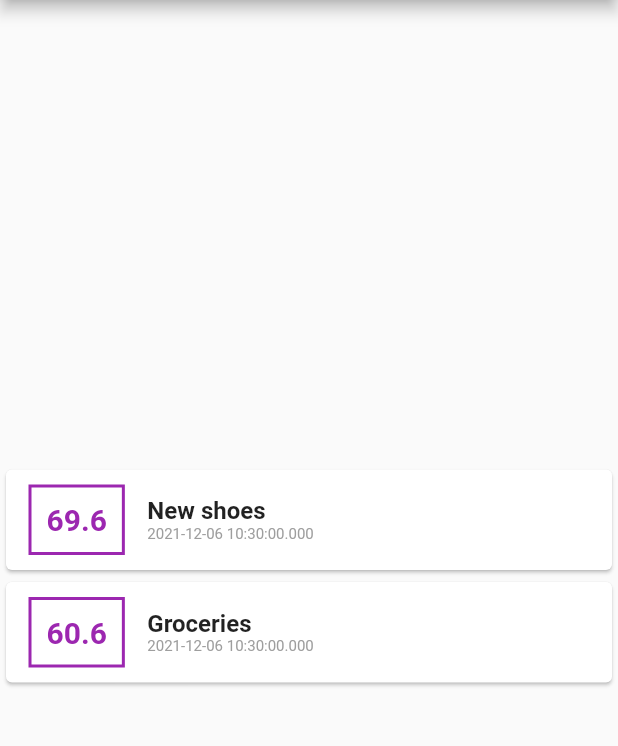
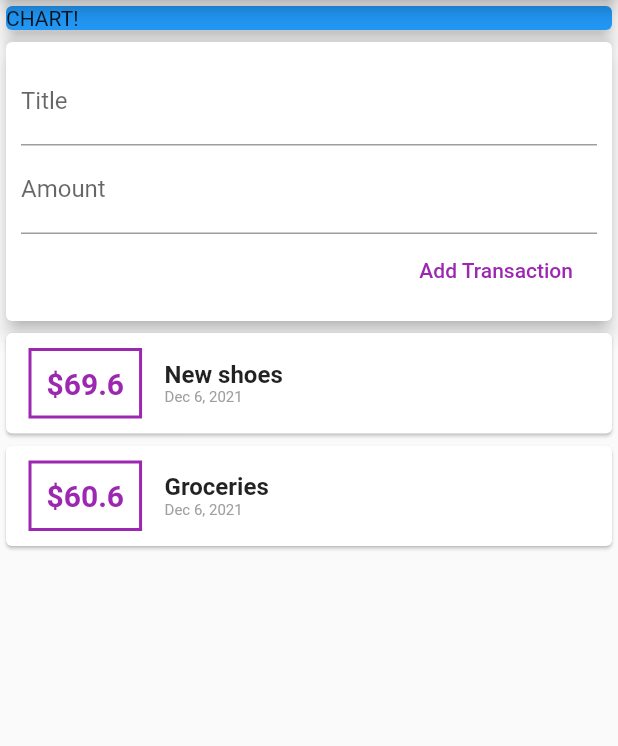
Before and after one commit to Vifieh/Expense-Planner, a Flutter app: the screen it shows after launch, on a phone screen of 412 x 824 dp, the part 84-830 px from its top. Run offline on Flutter 3.47's test engine with Material 2 defaults, Android fonts, the phone set to English and light mode, and no system bars.

Commit message:
can add new transactions

```diff
--- a/lib/main.dart
+++ b/lib/main.dart
@@ -1,4 +1,7 @@
-import './Transaction.dart';
+import './widgets/user_transaction.dart';
+
+import 'package:flutter/cupertino.dart';
+
 import 'package:flutter/material.dart';
 
 void main() {
@@ -17,21 +20,6 @@ class MyApp extends StatelessWidget {
 }
 
 class MyHomePage extends StatelessWidget {
-  final List<Transaction> transactions = [
-    Transaction(
-      id: "t1",
-      title: "New shoes",
-      amount: 69.6,
-      date: DateTime.now(),
-    ),
-    Transaction(
-      id: "t2",
-      title: "Groceries",
-      amount: 60.6,
-      date: DateTime.now(),
-    ),
-  ];
-
   @override
   Widget build(BuildContext context) {
     return Scaffold(
@@ -39,66 +27,17 @@ class MyHomePage extends StatelessWidget {
         title: Text('Expense Planner'),
       ),
       body: Column(
-        mainAxisAlignment: MainAxisAlignment.center,
         crossAxisAlignment: CrossAxisAlignment.end,
         children: <Widget>[
-          // Card(
-          //   color: Colors.blue,
-          //   child: Container(
-          //     width: double.infinity,
-          //     child: Text('Chaer!'),
-          //   ),
-          //   elevation: 5,
-          // ),
-          Column(
-            children: transactions.map((tx) {
-              return Card(
-                child: Row(
-                  children: <Widget>[
-                    Container(
-                      margin: EdgeInsets.symmetric(
-                        vertical: 10,
-                        horizontal: 15,
-                      ),
-                      decoration: BoxDecoration(
-                        border: Border.all(
-                          color: Colors.purple,
-                          width: 2,
-                        ),
-                      ),
-                      padding: EdgeInsets.all(10),
-                      child: Text(
-                        tx.amount.toString(),
-                        style: TextStyle(
-                            fontWeight: FontWeight.bold,
-                            fontSize: 20,
-                            color: Colors.purple),
-                      ),
-                    ),
-                    Column(
-                      crossAxisAlignment: CrossAxisAlignment.start,
-                      children: <Widget>[
-                        Text(
-                          tx.title,
-                          style: TextStyle(
-                            fontWeight: FontWeight.bold,
-                            fontSize: 16,
-                          ),
-                        ),
-                        Text(
-                          tx.date.toString(),
-                          style: TextStyle(
-                            fontSize: 10,
-                            color: Colors.grey,
-                          ),
-                        ),
-                      ],
-                    ),
-                  ],
-                ),
-              );
-            }).toList(),
+          Container(
+            width: double.infinity,
+            child: Card(
+              color: Colors.blue,
+              child: Text('CHART!'),
+              elevation: 5,
+            ),
           ),
+          UserTransaction(),
         ],
       ),
     );
--- /dev/null
+++ b/lib/widgets/new_transaction.dart
@@ -0,0 +1,41 @@
+import 'package:flutter/material.dart';
+
+class NewTransaction extends StatelessWidget {
+  final Function addTx;
+  final titleController = TextEditingController();
+  final amountController = TextEditingController();
+
+  NewTransaction(this.addTx);
+  @override
+  Widget build(BuildContext context) {
+    return Card(
+      elevation: 5,
+      child: Container(
+        padding: EdgeInsets.all(10),
+        child: Column(
+          crossAxisAlignment: CrossAxisAlignment.end,
+          children: <Widget>[
+            TextField(
+              decoration: InputDecoration(labelText: 'Title'),
+              controller: titleController,
+            ),
+            TextField(
+              decoration: InputDecoration(labelText: 'Amount'),
+              controller: amountController,
+            ),
+            FlatButton(
+              child: Text('Add Transaction'),
+              textColor: Colors.purple,
+              onPressed: () {
+                addTx(
+                  titleController.text,
+                  double.parse(amountController.text),
+                );
+              },
+            )
+          ],
+        ),
+      ),
+    );
+  }
+}
--- /dev/null
+++ b/lib/widgets/transaction_list.dart
@@ -0,0 +1,62 @@
+import 'package:intl/intl.dart';
+
+import '../models/Transaction.dart';
+import 'package:flutter/material.dart';
+
+class TransactionList extends StatelessWidget {
+  final List<Transaction> transactions;
+
+  TransactionList(this.transactions);
+  @override
+  Widget build(BuildContext context) {
+    return Column(
+      children: transactions.map((tx) {
+        return Card(
+          child: Row(
+            children: <Widget>[
+              Container(
+                margin: EdgeInsets.symmetric(
+                  vertical: 10,
+                  horizontal: 15,
+                ),
+                decoration: BoxDecoration(
+                  border: Border.all(
+                    color: Colors.purple,
+                    width: 2,
+                  ),
+                ),
+                padding: EdgeInsets.all(10),
+                child: Text(
+                  '\$${tx.amount}',
+                  style: TextStyle(
+                      fontWeight: FontWeight.bold,
+                      fontSize: 20,
+                      color: Colors.purple),
+                ),
+              ),
+              Column(
+                crossAxisAlignment: CrossAxisAlignment.start,
+                children: <Widget>[
+                  Text(
+                    tx.title,
+                    style: TextStyle(
+                      fontWeight: FontWeight.bold,
+                      fontSize: 16,
+                    ),
+                  ),
+                  Text(
+                    DateFormat.yMMMd().format(tx.date),
+                    style: TextStyle(
+                      fontSize: 10,
+                      color: Colors.grey,
+                    ),
+                  ),
+                ],
+              ),
+            ],
+          ),
+        );
+      }).toList(),
+    );
+  }
+}
--- /dev/null
+++ b/lib/widgets/user_transaction.dart
@@ -0,0 +1,51 @@
+import '../models/Transaction.dart';
+
+import './transaction_list.dart';
+
+import 'package:flutter/material.dart';
+
+import 'new_transaction.dart';
+
+class UserTransaction extends StatefulWidget {
+  @override
+  _UserTransactionState createState() => _UserTransactionState();
+}
+
+class _UserTransactionState extends State<UserTransaction> {
+  final List<Transaction> _userTransactions = [
+    Transaction(
+      id: "t1",
+      title: "New shoes",
+      amount: 69.6,
+      date: DateTime.now(),
+    ),
+    Transaction(
+      id: "t2",
+      title: "Groceries",
+      amount: 60.6,
+      date: DateTime.now(),
+    ),
+  ];
+  void _addNewTransaction(String txTitle, double txAmount) {
+    final newTx = Transaction(
+      id: DateTime.now().toString(),
+      title: txTitle,
+      amount: txAmount,
+      date: DateTime.now(),
+    );
+
+    setState(() {
+      _userTransactions.add(newTx);
+    });
+  }
+
+  @override
+  Widget build(BuildContext context) {
+    return Column(
+      children: <Widget>[
+        NewTransaction(_addNewTransaction),
+        TransactionList(_userTransactions),
+      ],
+    );
+  }
+}
--- a/pubspec.yaml
+++ b/pubspec.yaml
@@ -23,6 +23,7 @@ environment:
 dependencies:
   flutter:
     sdk: flutter
+  intl: ^0.17.0
 
 
   # The following adds the Cupertino Icons font to your application.
```
Also changed, not shown: lib/models/Transaction.dart (renamed from lib/Transaction.dart), pubspec.lock.
